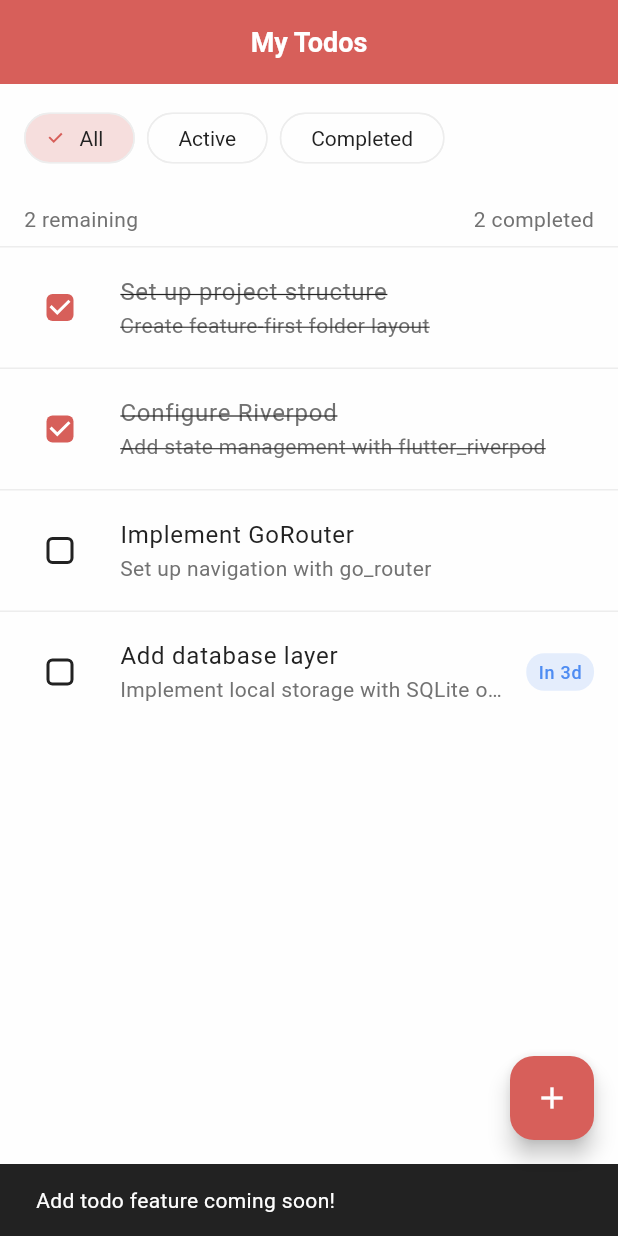
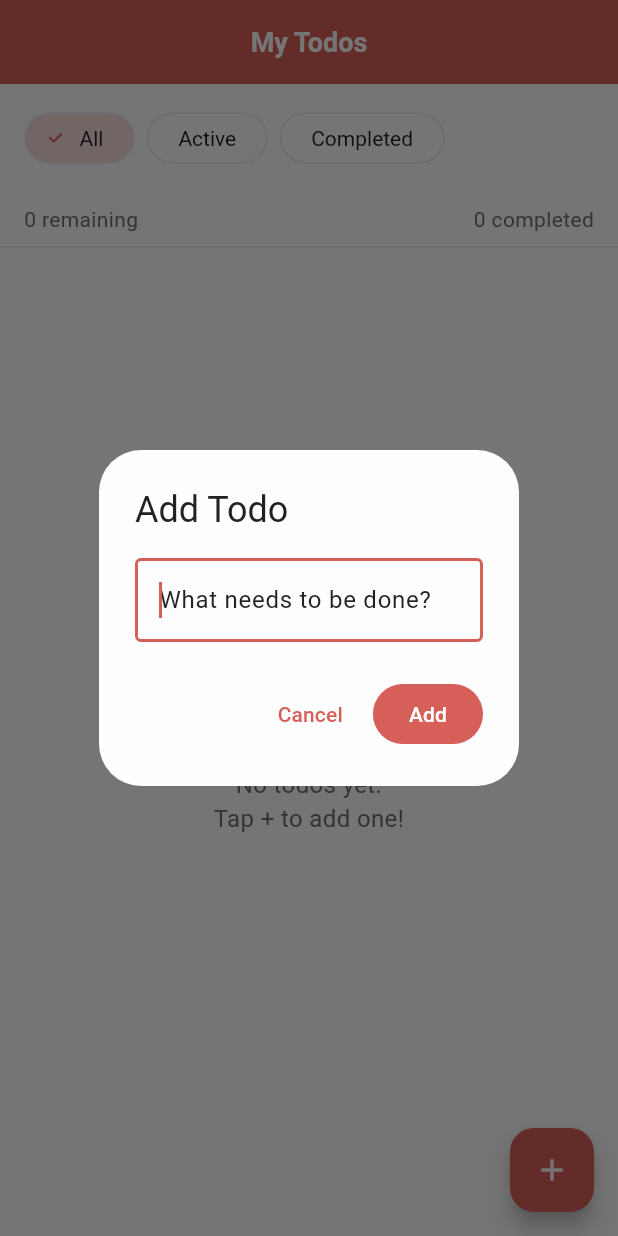
Before and after one commit to Caspar-Baumeister/medifox_dan, a Flutter app: the screen it shows after launch, after a tap on the "add" icon, on a phone screen of 412 x 824 dp. Run offline on Flutter 3.47's test engine with Material 3 defaults, Android fonts, the phone set to English and light mode, and no system bars; our stand-ins replace drift, flutter_riverpod, go_router; accounts and stored records are empty; generated files the repository leaves out were written again.

Commit message:
feat: add Drift SQLite persistence for todos

```diff
--- a/lib/app/di/providers.dart
+++ b/lib/app/di/providers.dart
@@ -1,6 +1,9 @@
 import 'package:flutter_riverpod/flutter_riverpod.dart';
 import 'package:go_router/go_router.dart';
 
+import '../../core/database/app_database.dart';
+import '../../features/todos/data/local/drift_todo_repository.dart';
+import '../../features/todos/data/todo_repository.dart';
 import '../router/app_router.dart';
 
 /// Provider for the GoRouter instance.
@@ -8,3 +11,18 @@ import '../router/app_router.dart';
 final goRouterProvider = Provider<GoRouter>((ref) {
   return AppRouter.router;
 });
+
+/// Provider for the application database.
+/// Properly disposes the database when no longer needed.
+final appDatabaseProvider = Provider<AppDatabase>((ref) {
+  final database = AppDatabase();
+  ref.onDispose(() => database.close());
+  return database;
+});
+
+/// Provider for the todo repository implementation.
+/// Uses Drift-backed local storage.
+final todoRepositoryProvider = Provider<TodoRepository>((ref) {
+  final database = ref.watch(appDatabaseProvider);
+  return DriftTodoRepository(database);
+});
--- /dev/null
+++ b/lib/features/todos/application/todo_filter.dart
@@ -0,0 +1,18 @@
+import 'package:flutter_riverpod/flutter_riverpod.dart';
+
+/// Filter options for the todos list.
+enum TodoFilter {
+  all('All'),
+  active('Active'),
+  completed('Completed');
+
+  const TodoFilter(this.label);
+
+  /// Display label for the filter.
+  final String label;
+}
+
+/// Provider for the currently selected todo filter.
+final todoFilterProvider = StateProvider<TodoFilter>((ref) {
+  return TodoFilter.all;
+});
--- a/lib/features/todos/application/todos_controller.dart
+++ b/lib/features/todos/application/todos_controller.dart
@@ -1,95 +1,37 @@
 import 'package:flutter_riverpod/flutter_riverpod.dart';
 
+import '../../../app/di/providers.dart';
+import '../data/todo_repository.dart';
 import '../domain/todo.dart';
-import 'todos_state.dart';
 
-/// Controller for managing the todos list state.
-/// Handles all business logic related to todos.
-class TodosController extends StateNotifier<TodosState> {
-  TodosController() : super(const TodosInitial());
-
-  /// Loads the initial list of todos.
-  /// For now, this uses mock data. Repository will be injected later.
-  Future<void> loadTodos() async {
-    state = const TodosLoading();
-    // Simulate network delay
-    await Future<void>.delayed(const Duration(milliseconds: 500));
-    // Mock data for initial setup
-    final mockTodos = [
-      Todo(
-        id: '1',
-        title: 'Set up project structure',
-        description: 'Create feature-first folder layout',
-        isCompleted: true,
-        createdAt: DateTime.now().subtract(const Duration(days: 2)),
-      ),
-      Todo(
-        id: '2',
-        title: 'Configure Riverpod',
-        description: 'Add state management with flutter_riverpod',
-        isCompleted: true,
-        createdAt: DateTime.now().subtract(const Duration(days: 1)),
-      ),
-      Todo(
-        id: '3',
-        title: 'Implement GoRouter',
-        description: 'Set up navigation with go_router',
-        isCompleted: false,
-        createdAt: DateTime.now(),
-      ),
-      Todo(
-        id: '4',
-        title: 'Add database layer',
-        description: 'Implement local storage with SQLite or Hive',
-        isCompleted: false,
-        createdAt: DateTime.now(),
-        dueDate: DateTime.now().add(const Duration(days: 3)),
-      ),
-    ];
-    state = TodosLoaded(todos: mockTodos);
+/// Controller for managing todo write operations.
+/// Does not store state; delegates to repository.
+class TodosController extends Notifier<void> {
+  @override
+  void build() {
+    // No state to initialize
   }
 
-  /// Toggles the completion status of a todo.
-  void toggleTodoCompletion(String todoId) {
-    final currentState = state;
-    if (currentState is! TodosLoaded) return;
-    final updatedTodos = currentState.todos.map((todo) {
-      if (todo.id == todoId) {
-        return todo.copyWith(isCompleted: !todo.isCompleted);
-      }
-      return todo;
-    }).toList();
-    state = currentState.copyWith(todos: updatedTodos);
+  TodoRepository get _repository => ref.read(todoRepositoryProvider);
+
+  /// Adds a new todo with the given title.
+  Future<void> addTodo(String title) async {
+    final todo = Todo.create(title: title);
+    await _repository.create(todo);
   }
 
-  /// Changes the current filter.
-  void setFilter(TodoFilter filter) {
-    final currentState = state;
-    if (currentState is! TodosLoaded) return;
-    state = currentState.copyWith(selectedFilter: filter);
+  /// Toggles the completed status of a todo.
+  Future<void> toggleCompleted(String id) async {
+    await _repository.toggleCompleted(id);
   }
 
-  /// Adds a new todo to the list.
-  void addTodo(Todo todo) {
-    final currentState = state;
-    if (currentState is! TodosLoaded) return;
-    state = currentState.copyWith(
-      todos: [...currentState.todos, todo],
-    );
-  }
-
-  /// Removes a todo from the list.
-  void removeTodo(String todoId) {
-    final currentState = state;
-    if (currentState is! TodosLoaded) return;
-    state = currentState.copyWith(
-      todos: currentState.todos.where((todo) => todo.id != todoId).toList(),
-    );
+  /// Deletes a todo (soft delete).
+  Future<void> deleteTodo(String id) async {
+    await _repository.delete(id);
   }
 }
 
 /// Provider for the TodosController.
-final todosControllerProvider =
-    StateNotifierProvider<TodosController, TodosState>((ref) {
-  return TodosController();
-});
+final todosControllerProvider = NotifierProvider<TodosController, void>(
+  TodosController.new,
+);
--- /dev/null
+++ b/lib/features/todos/application/todos_providers.dart
@@ -0,0 +1,11 @@
+import 'package:flutter_riverpod/flutter_riverpod.dart';
+
+import '../../../app/di/providers.dart';
+import '../domain/todo.dart';
+
+/// Stream provider for watching the list of todos from the database.
+/// Automatically updates when the database changes.
+final todosStreamProvider = StreamProvider<List<Todo>>((ref) {
+  final repository = ref.watch(todoRepositoryProvider);
+  return repository.watchTodos();
+});
--- a/lib/features/todos/application/todos_state.dart
+++ /dev/null
@@ -1,76 +0,0 @@
-import '../domain/todo.dart';
-
-/// Represents the different states of the todos list.
-sealed class TodosState {
-  const TodosState();
-}
-
-/// Initial state before any data is loaded.
-final class TodosInitial extends TodosState {
-  const TodosInitial();
-}
-
-/// Loading state while fetching todos.
-final class TodosLoading extends TodosState {
-  const TodosLoading();
-}
-
-/// Loaded state with the list of todos.
-final class TodosLoaded extends TodosState {
-  const TodosLoaded({
-    required this.todos,
-    this.selectedFilter = TodoFilter.all,
-  });
-
-  /// The list of todos.
-  final List<Todo> todos;
-
-  /// The currently selected filter.
-  final TodoFilter selectedFilter;
-
-  /// Returns the todos filtered by the selected filter.
-  List<Todo> get filteredTodos {
-    return switch (selectedFilter) {
-      TodoFilter.all => todos,
-      TodoFilter.active => todos.where((todo) => !todo.isCompleted).toList(),
-      TodoFilter.completed => todos.where((todo) => todo.isCompleted).toList(),
-    };
-  }
-
-  /// Returns the count of active (incomplete) todos.
-  int get activeCount => todos.where((todo) => !todo.isCompleted).length;
-
-  /// Returns the count of completed todos.
-  int get completedCount => todos.where((todo) => todo.isCompleted).length;
-
-  /// Creates a copy of this state with the given fields replaced.
-  TodosLoaded copyWith({
-    List<Todo>? todos,
-    TodoFilter? selectedFilter,
-  }) {
-    return TodosLoaded(
-      todos: todos ?? this.todos,
-      selectedFilter: selectedFilter ?? this.selectedFilter,
-    );
-  }
-}
-
-/// Error state when loading or manipulating todos fails.
-final class TodosError extends TodosState {
-  const TodosError({required this.message});
-
-  /// The error message.
-  final String message;
-}
-
-/// Filter options for the todos list.
-enum TodoFilter {
-  all('All'),
-  active('Active'),
-  completed('Completed');
-
-  const TodoFilter(this.label);
-
-  /// Display label for the filter.
-  final String label;
-}
--- a/lib/features/todos/domain/todo.dart
+++ b/lib/features/todos/domain/todo.dart
@@ -1,49 +1,60 @@
+import 'package:uuid/uuid.dart';
+
 /// Represents a todo item in the domain layer.
 /// This is a pure model with no Flutter dependencies.
 class Todo {
   const Todo({
     required this.id,
     required this.title,
-    this.description,
-    this.isCompleted = false,
-    this.createdAt,
-    this.dueDate,
+    required this.completed,
+    required this.createdAt,
+    required this.updatedAt,
   });
 
-  /// Unique identifier for the todo.
+  /// Creates a new todo with a generated UUID and current timestamps.
+  factory Todo.create({required String title}) {
+    final now = DateTime.now();
+    return Todo(
+      id: const Uuid().v4(),
+      title: title,
+      completed: false,
+      createdAt: now,
+      updatedAt: now,
+    );
+  }
+
+  /// Unique identifier for the todo (UUID v4).
   final String id;
 
   /// Title of the todo.
   final String title;
 
-  /// Optional description with additional details.
-  final String? description;
-
   /// Whether the todo has been completed.
-  final bool isCompleted;
+  final bool completed;
 
   /// Timestamp when the todo was created.
-  final DateTime? createdAt;
+  final DateTime createdAt;
 
-  /// Optional due date for the todo.
-  final DateTime? dueDate;
+  /// Timestamp when the todo was last updated.
+  final DateTime updatedAt;
 
   /// Creates a copy of this todo with the given fields replaced.
+  /// Automatically updates updatedAt when relevant fields change.
   Todo copyWith({
     String? id,
     String? title,
-    String? description,
-    bool? isCompleted,
+    bool? completed,
     DateTime? createdAt,
-    DateTime? dueDate,
+    DateTime? updatedAt,
   }) {
+    final hasRelevantChanges = title != null || completed != null;
     return Todo(
       id: id ?? this.id,
       title: title ?? this.title,
-      description: description ?? this.description,
-      isCompleted: isCompleted ?? this.isCompleted,
+      completed: completed ?? this.completed,
       createdAt: createdAt ?? this.createdAt,
-      dueDate: dueDate ?? this.dueDate,
+      updatedAt:
+          updatedAt ?? (hasRelevantChanges ? DateTime.now() : this.updatedAt),
     );
   }
 
@@ -53,19 +64,18 @@ class Todo {
     return other is Todo &&
         other.id == id &&
         other.title == title &&
-        other.description == description &&
-        other.isCompleted == isCompleted &&
+        other.completed == completed &&
         other.createdAt == createdAt &&
-        other.dueDate == dueDate;
+        other.updatedAt == updatedAt;
   }
 
   @override
   int get hashCode {
-    return Object.hash(id, title, description, isCompleted, createdAt, dueDate);
+    return Object.hash(id, title, completed, createdAt, updatedAt);
   }
 
   @override
   String toString() {
-    return 'Todo(id: $id, title: $title, isCompleted: $isCompleted)';
+    return 'Todo(id: $id, title: $title, completed: $completed)';
   }
 }
--- a/lib/features/todos/presentation/pages/todos_list_page.dart
+++ b/lib/features/todos/presentation/pages/todos_list_page.dart
@@ -2,53 +2,29 @@ import 'package:flutter/material.dart';
 import 'package:flutter_riverpod/flutter_riverpod.dart';
 
 import '../../../../core/constants/app_colors.dart';
+import '../../application/todo_filter.dart';
 import '../../application/todos_controller.dart';
-import '../../application/todos_state.dart';
+import '../../application/todos_providers.dart';
+import '../../domain/todo.dart';
 import '../widgets/todo_list_item.dart';
 
 /// The main page displaying the list of todos.
-class TodosListPage extends ConsumerStatefulWidget {
+class TodosListPage extends ConsumerWidget {
   const TodosListPage({super.key});
 
   @override
-  ConsumerState<TodosListPage> createState() => _TodosListPageState();
-}
-
-class _TodosListPageState extends ConsumerState<TodosListPage> {
-  @override
-  void initState() {
-    super.initState();
-    // Load todos when the page is first displayed
-    Future.microtask(
-      () => ref.read(todosControllerProvider.notifier).loadTodos(),
-    );
-  }
-
-  @override
-  Widget build(BuildContext context) {
-    final state = ref.watch(todosControllerProvider);
+  Widget build(BuildContext context, WidgetRef ref) {
+    final todosAsync = ref.watch(todosStreamProvider);
+    final filter = ref.watch(todoFilterProvider);
     return Scaffold(
       appBar: AppBar(
         title: const Text('My Todos'),
       ),
-      body: _buildBody(state),
-      floatingActionButton: FloatingActionButton(
-        onPressed: _onAddTodoPressed,
-        tooltip: 'Add Todo',
-        child: const Icon(Icons.add),
-      ),
-    );
-  }
-
-  Widget _buildBody(TodosState state) {
-    return switch (state) {
-      TodosInitial() => const Center(
-          child: Text('Welcome! Loading your todos...'),
-        ),
-      TodosLoading() => const Center(
+      body: todosAsync.when(
+        loading: () => const Center(
           child: CircularProgressIndicator(),
         ),
-      TodosError(message: final message) => Center(
+        error: (error, stack) => Center(
           child: Column(
             mainAxisAlignment: MainAxisAlignment.center,
             children: [
@@ -59,49 +35,71 @@ class _TodosListPageState extends ConsumerState<TodosListPage> {
               ),
               const SizedBox(height: 16),
               Text(
-                message,
+                error.toString(),
                 style: const TextStyle(color: AppColors.textSecondary),
+                textAlign: TextAlign.center,
               ),
               const SizedBox(height: 16),
               ElevatedButton(
-                onPressed: () =>
-                    ref.read(todosControllerProvider.notifier).loadTodos(),
+                onPressed: () => ref.invalidate(todosStreamProvider),
                 child: const Text('Retry'),
               ),
             ],
           ),
         ),
-      TodosLoaded() => _buildLoadedContent(state),
-    };
+        data: (todos) => _buildLoadedContent(context, ref, todos, filter),
+      ),
+      floatingActionButton: FloatingActionButton(
+        onPressed: () => _showAddTodoDialog(context, ref),
+        tooltip: 'Add Todo',
+        child: const Icon(Icons.add),
+      ),
+    );
   }
 
-  Widget _buildLoadedContent(TodosLoaded state) {
+  Widget _buildLoadedContent(
+    BuildContext context,
+    WidgetRef ref,
+    List<Todo> todos,
+    TodoFilter filter,
+  ) {
+    final filteredTodos = _filterTodos(todos, filter);
+    final activeCount = todos.where((t) => !t.completed).length;
+    final completedCount = todos.where((t) => t.completed).length;
     return Column(
       children: [
-        _buildFilterChips(state),
-        _buildStatsBar(state),
+        _buildFilterChips(ref, filter),
+        _buildStatsBar(activeCount, completedCount),
         Expanded(
-          child: state.filteredTodos.isEmpty
-              ? _buildEmptyState(state.selectedFilter)
-              : _buildTodosList(state.filteredTodos),
+          child: filteredTodos.isEmpty
+              ? _buildEmptyState(filter)
+              : _buildTodosList(ref, filteredTodos),
         ),
       ],
     );
   }
 
-  Widget _buildFilterChips(TodosLoaded state) {
+  List<Todo> _filterTodos(List<Todo> todos, TodoFilter filter) {
+    return switch (filter) {
+      TodoFilter.all => todos,
+      TodoFilter.active => todos.where((t) => !t.completed).toList(),
+      TodoFilter.completed => todos.where((t) => t.completed).toList(),
+    };
+  }
+
+  Widget _buildFilterChips(WidgetRef ref, TodoFilter selectedFilter) {
     return Container(
       padding: const EdgeInsets.symmetric(horizontal: 16, vertical: 12),
       child: Row(
         children: TodoFilter.values.map((filter) {
-          final isSelected = state.selectedFilter == filter;
+          final isSelected = selectedFilter == filter;
           return Padding(
             padding: const EdgeInsets.only(right: 8),
             child: FilterChip(
               label: Text(filter.label),
               selected: isSelected,
               onSelected: (_) =>
-                  ref.read(todosControllerProvider.notifier).setFilter(filter),
+                  ref.read(todoFilterProvider.notifier).state = filter,
               selectedColor: AppColors.primary.withValues(alpha: 0.2),
               checkmarkColor: AppColors.primary,
             ),
@@ -111,7 +109,7 @@ class _TodosListPageState extends ConsumerState<TodosListPage> {
     );
   }
 
-  Widget _buildStatsBar(TodosLoaded state) {
+  Widget _buildStatsBar(int activeCount, int completedCount) {
     return Container(
       padding: const EdgeInsets.symmetric(horizontal: 16, vertical: 8),
       decoration: const BoxDecoration(
@@ -123,14 +121,14 @@ class _TodosListPageState extends ConsumerState<TodosListPage> {
         mainAxisAlignment: MainAxisAlignment.spaceBetween,
         children: [
           Text(
-            '${state.activeCount} remaining',
+            '$activeCount remaining',
             style: const TextStyle(
               color: AppColors.textSecondary,
               fontSize: 14,
             ),
           ),
           Text(
-            '${state.completedCount} completed',
+            '$completedCount completed',
             style: const TextStyle(
               color: AppColors.textSecondary,
               fontSize: 14,
@@ -172,7 +170,7 @@ class _TodosListPageState extends ConsumerState<TodosListPage> {
     );
   }
 
-  Widget _buildTodosList(List todos) {
+  Widget _buildTodosList(WidgetRef ref, List<Todo> todos) {
     return ListView.separated(
       padding: const EdgeInsets.only(bottom: 80),
       itemCount: todos.length,
@@ -181,22 +179,52 @@ class _TodosListPageState extends ConsumerState<TodosListPage> {
         final todo = todos[index];
         return TodoListItem(
           todo: todo,
-          onToggle: () => ref
-              .read(todosControllerProvider.notifier)
-              .toggleTodoCompletion(todo.id),
+          onToggle: () =>
+              ref.read(todosControllerProvider.notifier).toggleCompleted(todo.id),
           onDismissed: () =>
-              ref.read(todosControllerProvider.notifier).removeTodo(todo.id),
+              ref.read(todosControllerProvider.notifier).deleteTodo(todo.id),
         );
       },
     );
   }
 
-  void _onAddTodoPressed() {
-    // TODO: Implement add todo dialog/page
-    ScaffoldMessenger.of(context).showSnackBar(
-      const SnackBar(
-        content: Text('Add todo feature coming soon!'),
-        duration: Duration(seconds: 2),
+  void _showAddTodoDialog(BuildContext context, WidgetRef ref) {
+    final textController = TextEditingController();
+    showDialog<void>(
+      context: context,
+      builder: (context) => AlertDialog(
+        title: const Text('Add Todo'),
+        content: TextField(
+          controller: textController,
+          autofocus: true,
+          decoration: const InputDecoration(
+            hintText: 'What needs to be done?',
+            border: OutlineInputBorder(),
+          ),
+          textCapitalization: TextCapitalization.sentences,
+          onSubmitted: (value) {
+            if (value.trim().isNotEmpty) {
+              ref.read(todosControllerProvider.notifier).addTodo(value.trim());
+              Navigator.of(context).pop();
+            }
+          },
+        ),
+        actions: [
+          TextButton(
+            onPressed: () => Navigator.of(context).pop(),
+            child: const Text('Cancel'),
+          ),
+          FilledButton(
+            onPressed: () {
+              final title = textController.text.trim();
+              if (title.isNotEmpty) {
+                ref.read(todosControllerProvider.notifier).addTodo(title);
+                Navigator.of(context).pop();
+              }
+            },
+            child: const Text('Add'),
+          ),
+        ],
       ),
     );
   }
--- a/lib/features/todos/presentation/widgets/todo_list_item.dart
+++ b/lib/features/todos/presentation/widgets/todo_list_item.dart
@@ -43,73 +43,40 @@ class TodoListItem extends StatelessWidget {
       child: ListTile(
         onTap: onTap,
         leading: Checkbox(
-          value: todo.isCompleted,
+          value: todo.completed,
           onChanged: (_) => onToggle(),
         ),
         title: Text(
           todo.title,
           style: TextStyle(
-            decoration: todo.isCompleted ? TextDecoration.lineThrough : null,
-            color: todo.isCompleted ? AppColors.textSecondary : AppColors.text,
+            decoration: todo.completed ? TextDecoration.lineThrough : null,
+            color: todo.completed ? AppColors.textSecondary : AppColors.text,
           ),
         ),
-        subtitle: todo.description != null
-            ? Text(
-                todo.description!,
-                maxLines: 1,
-                overflow: TextOverflow.ellipsis,
-                style: TextStyle(
-                  decoration:
-                      todo.isCompleted ? TextDecoration.lineThrough : null,
-                  color: AppColors.textSecondary,
-                ),
-              )
-            : null,
-        trailing: _buildDueDateBadge(),
+        subtitle: _buildSubtitle(),
       ),
     );
   }
 
-  Widget? _buildDueDateBadge() {
-    if (todo.dueDate == null || todo.isCompleted) return null;
-    final now = DateTime.now();
-    final isOverdue = todo.dueDate!.isBefore(now);
-    final isDueSoon = todo.dueDate!.difference(now).inDays <= 1;
-    Color badgeColor;
-    if (isOverdue) {
-      badgeColor = AppColors.error;
-    } else if (isDueSoon) {
-      badgeColor = Colors.orange;
-    } else {
-      badgeColor = AppColors.secondary;
-    }
-    return Container(
-      padding: const EdgeInsets.symmetric(horizontal: 8, vertical: 4),
-      decoration: BoxDecoration(
-        color: badgeColor.withValues(alpha: 0.15),
-        borderRadius: BorderRadius.circular(12),
-      ),
-      child: Text(
-        _formatDueDate(todo.dueDate!),
-        style: TextStyle(
-          fontSize: 12,
-          color: badgeColor,
-          fontWeight: FontWeight.w500,
-        ),
+  Widget? _buildSubtitle() {
+    final formattedDate = _formatRelativeDate(todo.updatedAt);
+    return Text(
+      formattedDate,
+      style: const TextStyle(
+        color: AppColors.textSecondary,
+        fontSize: 12,
       ),
     );
   }
 
-  String _formatDueDate(DateTime date) {
+  String _formatRelativeDate(DateTime date) {
     final now = DateTime.now();
     final today = DateTime(now.year, now.month, now.day);
-    final dueDay = DateTime(date.year, date.month, date.day);
-    final difference = dueDay.difference(today).inDays;
-    if (difference == 0) return 'Today';
-    if (difference == 1) return 'Tomorrow';
-    if (difference == -1) return 'Yesterday';
-    if (difference < -1) return '${-difference}d overdue';
-    if (difference <= 7) return 'In ${difference}d';
-    return '${date.day}/${date.month}';
+    final dateDay = DateTime(date.year, date.month, date.day);
+    final difference = today.difference(dateDay).inDays;
+    if (difference == 0) return 'Updated today';
+    if (difference == 1) return 'Updated yesterday';
+    if (difference < 7) return 'Updated $difference days ago';
+    return 'Updated ${date.day}/${date.month}/${date.year}';
   }
 }
```
Also changed, not shown: lib/core/database/app_database.dart (added, +113 -0 lines), lib/features/todos/data/local/drift_todo_repository.dart (added, +80 -0 lines), lib/features/todos/data/todo_repository.dart (+14 -14 lines), pubspec.yaml (+13 -0 lines), lib/core/database/app_database.g.dart (added), pubspec.lock, 18 other files.
